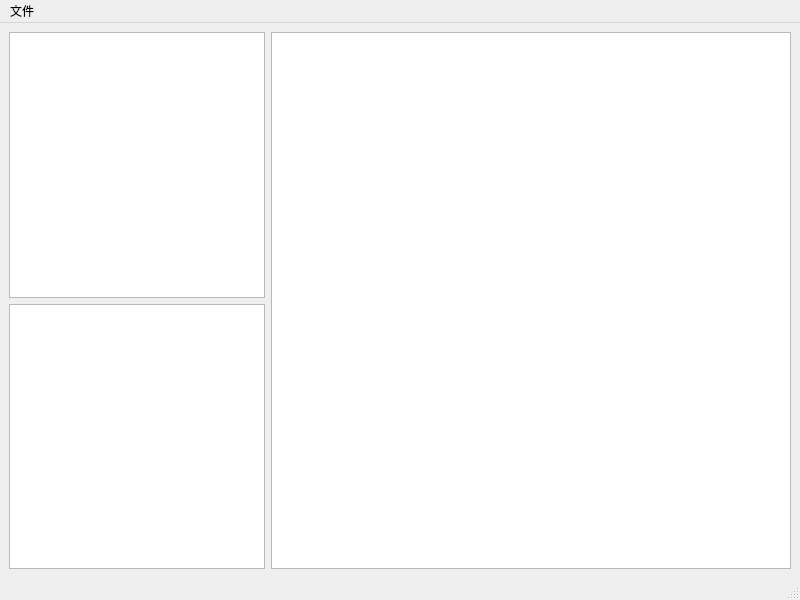
The window that src/ui/main_window.ui (TeaHeart/cellpose_deal) describes before a commit, drawn with Qt 5.
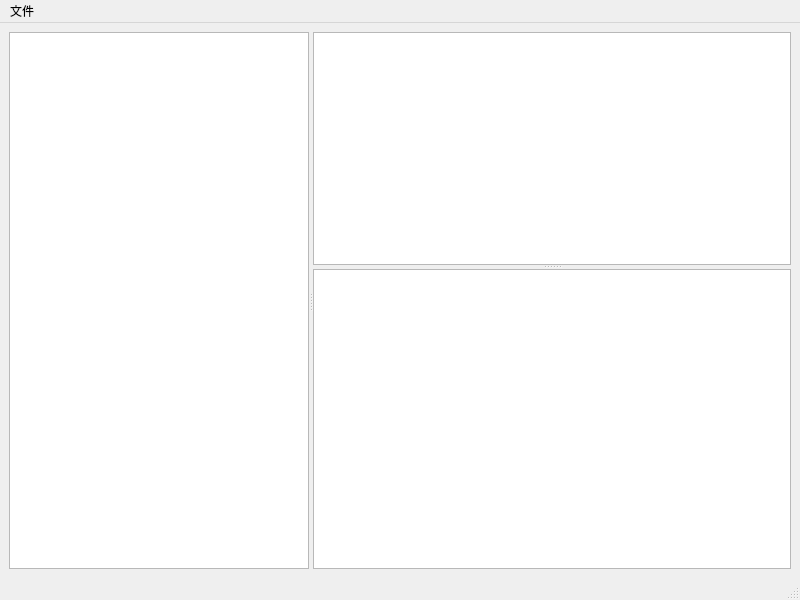
The same window after the commit. Icons and pictures are not drawn.

Commit message:
chore: 修改ui
- 修改ui布局，可拖拽大小
- 文件树单击展开/关闭，加载完后自动展开
- 图片展示/缩放/拖拽

The edit to the form file:
```diff
--- a/src/ui/main_window.ui
+++ b/src/ui/main_window.ui
@@ -18,15 +18,66 @@
     <normaloff>:/logo.jpg</normaloff>:/logo.jpg</iconset>
   </property>
   <widget class="QWidget" name="centralwidget">
-   <layout class="QGridLayout" name="gridLayout" columnstretch="0,1" columnminimumwidth="250,0">
-    <item row="1" column="0">
-     <widget class="QTreeView" name="treeView"/>
-    </item>
-    <item row="1" column="1" rowspan="2">
-     <widget class="QGraphicsView" name="graphicsView"/>
-    </item>
-    <item row="2" column="0">
-     <widget class="QTableView" name="tableView"/>
+   <layout class="QVBoxLayout" name="verticalLayout">
+    <item>
+     <widget class="QSplitter" name="splitter">
+      <property name="orientation">
+       <enum>Qt::Orientation::Horizontal</enum>
+      </property>
+      <property name="childrenCollapsible">
+       <bool>false</bool>
+      </property>
+      <widget class="QTreeView" name="treeView">
+       <property name="minimumSize">
+        <size>
+         <width>300</width>
+         <height>0</height>
+        </size>
+       </property>
+      </widget>
+      <widget class="QSplitter" name="splitter_2">
+       <property name="sizePolicy">
+        <sizepolicy hsizetype="Preferred" vsizetype="Expanding">
+         <horstretch>1</horstretch>
+         <verstretch>0</verstretch>
+        </sizepolicy>
+       </property>
+       <property name="orientation">
+        <enum>Qt::Orientation::Vertical</enum>
+       </property>
+       <property name="childrenCollapsible">
+        <bool>false</bool>
+       </property>
+       <widget class="QGraphicsView" name="graphicsView">
+        <property name="sizePolicy">
+         <sizepolicy hsizetype="Expanding" vsizetype="Expanding">
+          <horstretch>0</horstretch>
+          <verstretch>1</verstretch>
+         </sizepolicy>
+        </property>
+        <property name="dragMode">
+         <enum>QGraphicsView::DragMode::ScrollHandDrag</enum>
+        </property>
+        <property name="resizeAnchor">
+         <enum>QGraphicsView::ViewportAnchor::AnchorUnderMouse</enum>
+        </property>
+       </widget>
+       <widget class="QTableView" name="tableView">
+        <property name="sizePolicy">
+         <sizepolicy hsizetype="Expanding" vsizetype="Expanding">
+          <horstretch>0</horstretch>
+          <verstretch>0</verstretch>
+         </sizepolicy>
+        </property>
+        <property name="minimumSize">
+         <size>
+          <width>0</width>
+          <height>300</height>
+         </size>
+        </property>
+       </widget>
+      </widget>
+     </widget>
     </item>
    </layout>
   </widget>
```
The commit also changes 1 other file.
